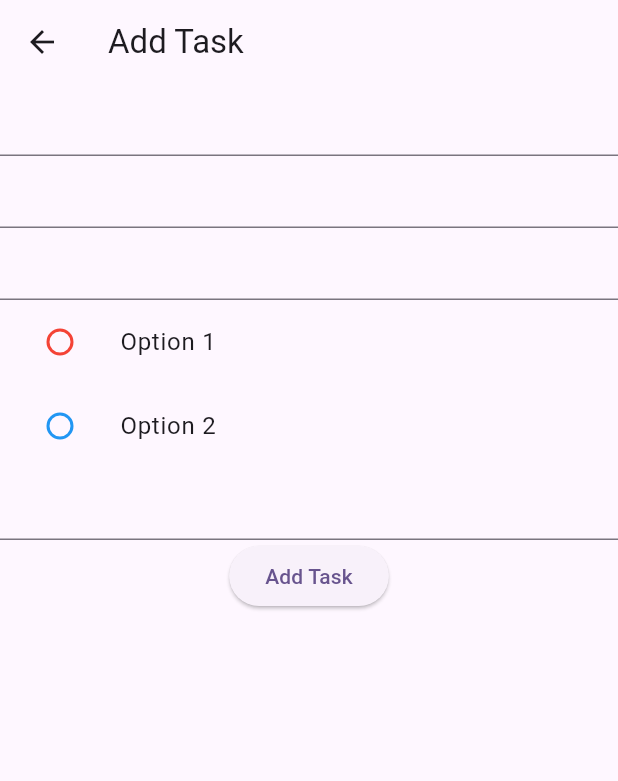
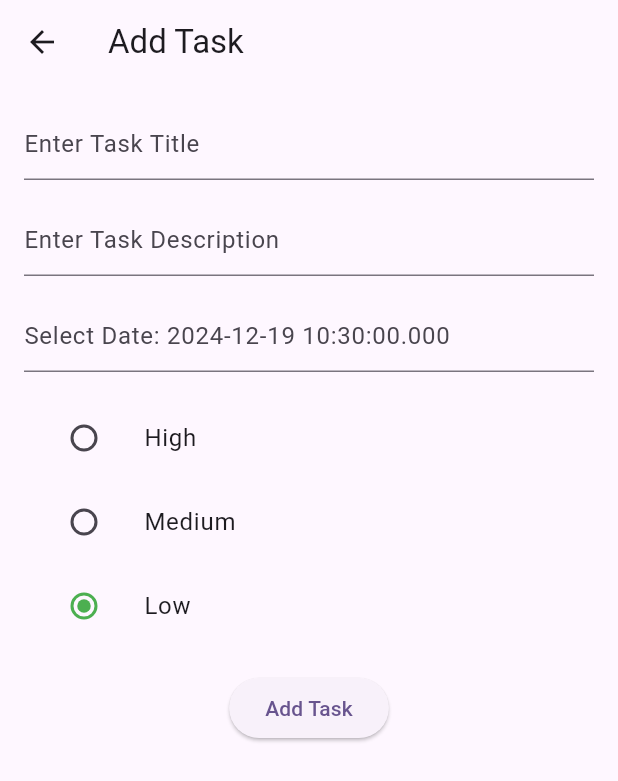
Before and after one commit to moeez9593/task_management_app, a Flutter app: the screen it shows after launch, after a tap on the "add" icon, on a phone screen of 412 x 824 dp. Shown: the top 781 px of the screen. Run offline on Flutter 3.47's test engine with Material 3 defaults, Android fonts, the phone set to English and light mode, and no system bars; our stand-ins replace flutter_riverpod, freezed_annotation, go_router, isar; accounts and stored records are empty; statements that could not run were skipped.

Commit message:
crud operations and show the tasks on screen completed.

```diff
--- a/lib/features/Add Task/providers/task_provider.dart
+++ b/lib/features/Add Task/providers/task_provider.dart
@@ -23,14 +23,13 @@ class TaskNotifier extends Notifier<TaskState> {
   }
 
   void addTask(
-      String taskTitle, String taskDesc, DateTime dueDate, String priority) {
+      String taskTitle, String taskDesc, DateTime dueDate, Priority priority) {
     var taskId = const Uuid().v4();
     final task = Task(
         taskId: taskId,
         taskTitle: taskTitle,
         taskDesc: taskDesc,
         dueDate: dueDate,
-        status: TaskStatus.pending,
         priority: priority);
     state = state.copyWith(taskList: [...state.taskList, task]);
     IsarService().addTask(task); // Pass the entire task object
@@ -56,8 +55,8 @@ class TaskNotifier extends Notifier<TaskState> {
   }
 
   void fetchAllTasks() async {
-    final taskList = await IsarService().loadAllTodos();
-    state = state.copyWith(taskList: taskList);
+    final tasks = await IsarService().loadAllTodos();
+    state = state.copyWith(taskList: tasks);
   }
 }
 
--- a/lib/features/Add Task/screens/add_task_screen.dart
+++ b/lib/features/Add Task/screens/add_task_screen.dart
@@ -1,6 +1,16 @@
 import 'package:flutter/material.dart';
 import 'package:flutter_riverpod/flutter_riverpod.dart';
 import 'package:task_management_app/constants/data_constants.dart';
+import 'package:task_management_app/features/Add%20Task/providers/task_provider.dart';
+import 'package:task_management_app/model/task/task.dart';
+
+final selectedDateProvider = StateProvider<DateTime>(
+  (ref) => DateTime.now(),
+);
+
+final selectedOptionProvider = StateProvider<Priority?>(
+  (ref) => Priority.low,
+);
 
 class AddTaskScreen extends ConsumerStatefulWidget {
   const AddTaskScreen({super.key});
@@ -12,71 +22,108 @@ class AddTaskScreen extends ConsumerStatefulWidget {
 class _AddTaskScreenState extends ConsumerState<AddTaskScreen> {
   TextEditingController taskTitleController = TextEditingController();
   TextEditingController taskDescriptionController = TextEditingController();
-  TextEditingController priorityController = TextEditingController();
-  int? selectedOption;
 
   @override
   Widget build(BuildContext context) {
+    final selectedDate = ref.watch(selectedDateProvider);
+    final selectedOption = ref.watch(selectedOptionProvider);
+
     return Scaffold(
-        appBar: AppBar(
-          title: const Text('Add Task'),
-        ),
-        body: Column(
+      appBar: AppBar(
+        title: const Text('Add Task'),
+      ),
+      body: Padding(
+        padding: const EdgeInsets.all(16.0),
+        child: Column(
           children: [
-            TextField(controller: taskTitleController),
-            TextField(controller: taskDescriptionController),
             TextField(
+              controller: taskTitleController,
+              decoration: const InputDecoration(
+                hintText: "Enter Task Title",
+              ),
+            ),
+            const SizedBox(height: 16),
+            TextField(
+              controller: taskDescriptionController,
+              decoration: const InputDecoration(
+                hintText: "Enter Task Description",
+              ),
+            ),
+            const SizedBox(height: 16),
+            TextField(
+              readOnly: true,
+              decoration: InputDecoration(
+                hintText: "Select Date: ${selectedDate.toLocal()}",
+              ),
               onTap: () {
                 showDatePicker(
-                    context: context,
-                    firstDate: currentTime,
-                    lastDate: DateTime(3000));
+                  context: context,
+                  initialDate: selectedDate,
+                  firstDate: currentTime,
+                  lastDate: DateTime(3000),
+                ).then((date) {
+                  if (date != null) {
+                    ref.read(selectedDateProvider.notifier).state = date;
+                  }
+                });
               },
             ),
+            const SizedBox(height: 16),
             Column(
-              mainAxisAlignment: MainAxisAlignment.start,
               children: <Widget>[
                 ListTile(
-                  title: const Text('Option 1'),
-                  leading: Radio<int>(
-                    value: 1,
+                  title: const Text('High'),
+                  leading: Radio<Priority>(
+                    value: Priority.high,
                     groupValue: selectedOption,
-                    activeColor:
-                        Colors.red, // Change the active radio button color here
-                    fillColor: WidgetStateProperty.all(
-                        Colors.red), // Change the fill color when selected
-                    splashRadius: 20, // Change the splash radius when clicked
-                    onChanged: (int? value) {
-                      setState(() {
-                        selectedOption = value!;
-                      });
+                    activeColor: Colors.red,
+                    onChanged: (Priority? value) {
+                      ref.read(selectedOptionProvider.notifier).state = value;
                     },
                   ),
                 ),
                 ListTile(
-                  title: const Text('Option 2'),
-                  leading: Radio<int>(
-                    value: 2,
+                  title: const Text('Medium'),
+                  leading: Radio<Priority>(
+                    value: Priority.medium,
                     groupValue: selectedOption,
-                    activeColor: Colors
-                        .blue, // Change the active radio button color here
-                    fillColor: WidgetStateProperty.all(
-                        Colors.blue), // Change the fill color when selected
-                    splashRadius: 25, // Change the splash radius when clicked
-                    onChanged: (int? value) {
-                      setState(() {
-                        selectedOption = value!;
-                      });
+                    activeColor: Colors.blue,
+                    onChanged: (Priority? value) {
+                      ref.read(selectedOptionProvider.notifier).state = value;
                     },
                   ),
                 ),
-                TextField(
-                  controller: priorityController,
+                ListTile(
+                  title: const Text('Low'),
+                  leading: Radio<Priority>(
+                    value: Priority.low,
+                    groupValue: selectedOption,
+                    activeColor: Colors.green,
+                    onChanged: (Priority? value) {
+                      ref.read(selectedOptionProvider.notifier).state = value;
+                    },
+                  ),
                 ),
-                ElevatedButton(onPressed: () {}, child: const Text("Add Task"))
               ],
             ),
+            const SizedBox(height: 16),
+            ElevatedButton(
+              onPressed: () {
+                ref.read(taskProvider.notifier).addTask(
+                      taskTitleController.text,
+                      taskDescriptionController.text,
+                      selectedDate,
+                      selectedOption ?? Priority.low,
+                    );
+                ScaffoldMessenger.of(context).showSnackBar(
+                  const SnackBar(content: Text("Task added successfully!")),
+                );
+              },
+              child: const Text("Add Task"),
+            ),
           ],
-        ));
+        ),
+      ),
+    );
   }
 }
--- a/lib/features/Home/screens/home_screen.dart
+++ b/lib/features/Home/screens/home_screen.dart
@@ -1,6 +1,8 @@
 import 'package:flutter/material.dart';
 import 'package:flutter_riverpod/flutter_riverpod.dart';
 import 'package:go_router/go_router.dart';
+import 'package:task_management_app/features/Add%20Task/providers/task_provider.dart';
+import 'package:task_management_app/features/Home/widgets/task_card_widget.dart';
 import 'package:task_management_app/router/app_routes.dart';
 
 class HomeScreen extends ConsumerStatefulWidget {
@@ -12,7 +14,17 @@ class HomeScreen extends ConsumerStatefulWidget {
 
 class _HomeScreenState extends ConsumerState<HomeScreen> {
   @override
+  void initState() {
+    super.initState();
+    WidgetsBinding.instance.addPostFrameCallback((_) {
+      // Fetch tasks after the widget is built
+      ref.read(taskProvider.notifier).fetchAllTasks();
+    });
+  }
+
+  @override
   Widget build(BuildContext context) {
+    final tasks = ref.watch(taskProvider).taskList;
     return Scaffold(
       appBar: AppBar(
         title: const Text('Home'),
@@ -23,6 +35,12 @@ class _HomeScreenState extends ConsumerState<HomeScreen> {
         },
         child: const Icon(Icons.add),
       ),
+      body: ListView.builder(
+        itemBuilder: (BuildContext context, int index) {
+          return TaskCardWidget(title: tasks[index].taskTitle);
+        },
+        itemCount: tasks.length,
+      ),
     );
   }
 }
--- /dev/null
+++ b/lib/features/Home/widgets/task_card_widget.dart
@@ -0,0 +1,22 @@
+import 'package:flutter/material.dart';
+import 'package:flutter_riverpod/flutter_riverpod.dart';
+
+class TaskCardWidget extends ConsumerStatefulWidget {
+  const TaskCardWidget({super.key, required this.title});
+
+  final String title;
+
+  @override
+  ConsumerState<ConsumerStatefulWidget> createState() => _TaskCardWidgetState();
+}
+
+class _TaskCardWidgetState extends ConsumerState<TaskCardWidget> {
+  @override
+  Widget build(BuildContext context) {
+    return Card(
+      child: Column(
+        children: [Text(widget.title)],
+      ),
+    );
+  }
+}
--- a/lib/main.dart
+++ b/lib/main.dart
@@ -1,9 +1,10 @@
 import 'package:flutter/material.dart';
+import 'package:flutter_riverpod/flutter_riverpod.dart';
 import 'package:task_management_app/features/Home/screens/home_screen.dart';
 import 'package:task_management_app/router/app_routes.dart';
 
 void main() {
-  runApp(const MyApp());
+  runApp(const ProviderScope(child: MyApp()));
 }
 
 class MyApp extends StatelessWidget {
--- a/lib/model/task/task.dart
+++ b/lib/model/task/task.dart
@@ -7,22 +7,19 @@ part 'task.g.dart';
 @freezed
 @Collection(ignore: {'copyWith'})
 class Task with _$Task {
-  factory Task(
-      {required String taskId,
-      required String taskTitle,
-      required String taskDesc,
-      required DateTime dueDate,
-      required TaskStatus status,
-      required String priority}) = _Task;
+  factory Task({
+    required String taskId,
+    required String taskTitle,
+    required String taskDesc,
+    required DateTime dueDate,
+    @enumerated required Priority priority,
+  }) = _Task;
 
   const Task._();
-
-  @enumerated
-  TaskStatus get taskStatus => TaskStatus.inProgress;
 
   Id get id => Isar.autoIncrement;
 
   factory Task.fromJson(Map<String, dynamic> json) => _$TaskFromJson(json);
 }
 
-enum TaskStatus { pending, inProgress, completed }
+enum Priority { low, medium, high }
```
Also changed, not shown: lib/model/task/task.freezed.dart, lib/model/task/task.g.dart.
